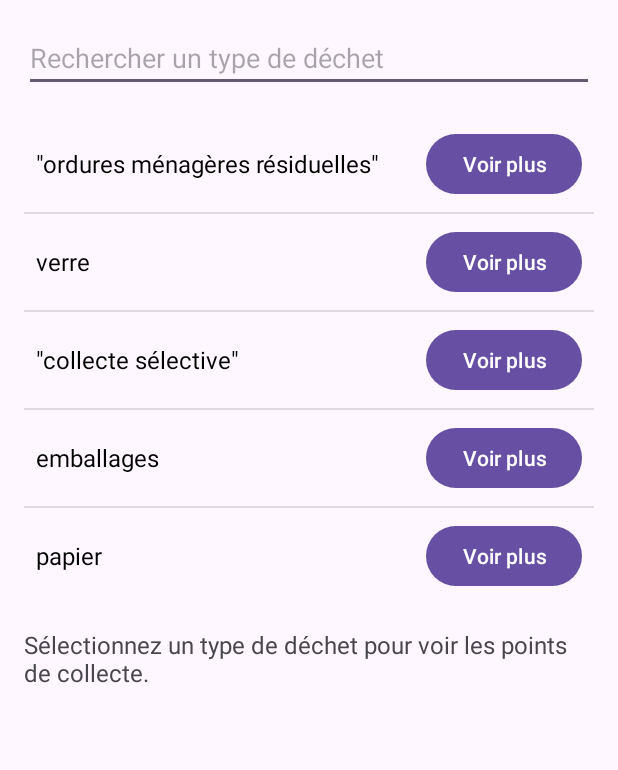
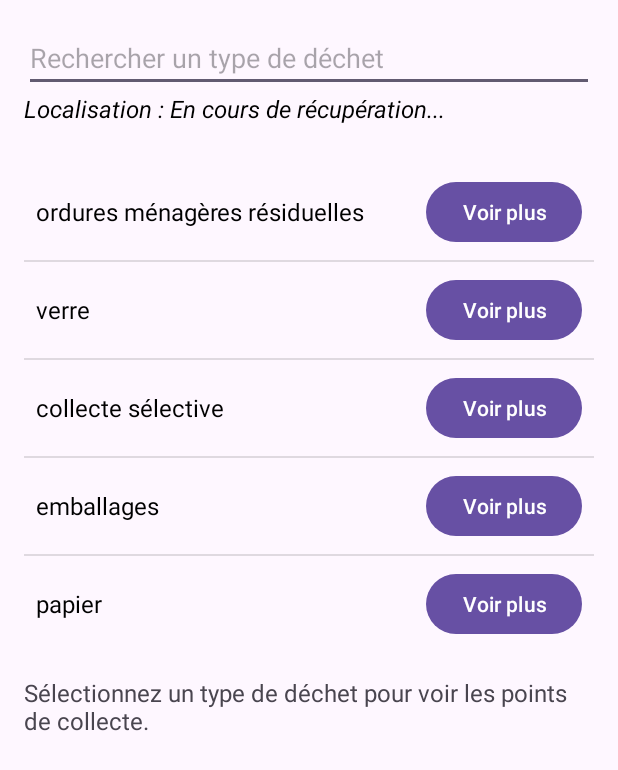
Before and after one commit to Suiidh/TriApp, an Android app: the screen it shows after launch (MainActivity), on a phone screen of 412 x 824 dp. Shown: the top 770 px of the screen. Run offline under Robolectric (Android 15) with nearby library versions, the light colour scheme and no system bars.

Commit message:
[Feat] Ajout de la localisation et suppression des guillemets

```diff
--- a/app/src/main/AndroidManifest.xml
+++ b/app/src/main/AndroidManifest.xml
@@ -1,6 +1,12 @@
 <?xml version="1.0" encoding="utf-8"?>
+
 <manifest xmlns:android="http://schemas.android.com/apk/res/android"
     xmlns:tools="http://schemas.android.com/tools">
+    <uses-permission android:name="android.permission.ACCESS_FINE_LOCATION" />
+    <uses-permission android:name="android.permission.ACCESS_COARSE_LOCATION" />
+    <uses-permission android:name="android.permission.READ_EXTERNAL_STORAGE" />
+
+
 
     <application
         android:allowBackup="true"
--- a/app/src/main/java/com/example/triapp/CollecteUtils.java
+++ b/app/src/main/java/com/example/triapp/CollecteUtils.java
@@ -13,8 +13,8 @@ public class CollecteUtils {
         for (String point : pointsCollecte) {
             String[] parts = point.split(","); // Supposons que "Commune, Adresse" est le format
             if (parts.length == 2) {
-                String commune = parts[1].trim();
-                String adresse = parts[0].trim();
+                String commune = parts[1].trim().replace("\"", "");
+                String adresse = parts[0].trim().replace("\"", "");
 
                 collecteParCommune.computeIfAbsent(commune, k -> new ArrayList<>()).add(adresse);
             }
--- a/app/src/main/java/com/example/triapp/DechetAdapter.java
+++ b/app/src/main/java/com/example/triapp/DechetAdapter.java
@@ -15,6 +15,7 @@ import androidx.recyclerview.widget.LinearLayoutManager;
 import androidx.recyclerview.widget.RecyclerView;
 
 import java.util.ArrayList;
+import java.util.HashMap;
 import java.util.List;
 import java.util.Map;
 
@@ -26,8 +27,8 @@ public class DechetAdapter extends BaseAdapter {
 
     public DechetAdapter(Context context, List<String> typesDechets, Map<String, List<String>> dechetsMap) {
         this.context = context;
-        this.typesDechets = typesDechets;
-        this.dechetsMap = dechetsMap;
+        this.typesDechets = nettoyerListe(typesDechets); // Nettoyer les types de déchets
+        this.dechetsMap = nettoyerDechetsMap(dechetsMap); // Nettoyer les clés de la map
     }
 
     @Override
@@ -62,8 +63,9 @@ public class DechetAdapter extends BaseAdapter {
         typeDechetTextView.setText(typeDechet);
 
         // Ajouter un clic sur le bouton
+        String finalTypeDechet = typeDechet;
         voirPlusButton.setOnClickListener(v -> {
-            List<String> pointsCollecte = dechetsMap.get(typeDechet);
+            List<String> pointsCollecte = dechetsMap.get(finalTypeDechet);
 
             if (pointsCollecte != null && !pointsCollecte.isEmpty()) {
                 // Organiser les données par commune
@@ -75,7 +77,7 @@ public class DechetAdapter extends BaseAdapter {
 
                 // Associer l'image en fonction du type de déchet
                 ImageView dialogImage = dialogView.findViewById(R.id.dialogImage);
-                int imageResId = getPoubelleImageForDechet(typeDechet);
+                int imageResId = getPoubelleImageForDechet(finalTypeDechet);
                 dialogImage.setImageResource(imageResId);
 
                 // Configurer le RecyclerView pour afficher les communes
@@ -116,4 +118,25 @@ public class DechetAdapter extends BaseAdapter {
                 return R.drawable.poubelle_jaune; // Par défaut
         }
     }
+
+    // Nettoyer une liste (par exemple, types de déchets)
+    private List<String> nettoyerListe(List<String> liste) {
+        List<String> listeNettoyee = new ArrayList<>();
+        for (String element : liste) {
+            listeNettoyee.add(element.replace("\"", "").trim());
+        }
+        return listeNettoyee;
+    }
+
+    // Nettoyer les clés de la map de déchets
+    private Map<String, List<String>> nettoyerDechetsMap(Map<String, List<String>> map) {
+        Map<String, List<String>> mapNettoyee = new HashMap<>();
+
+        for (Map.Entry<String, List<String>> entry : map.entrySet()) {
+            String cleNettoyee = entry.getKey().replace("\"", "").trim();
+            mapNettoyee.put(cleNettoyee, entry.getValue());
+        }
+
+        return mapNettoyee;
+    }
 }
--- a/app/src/main/res/layout/activity_main.xml
+++ b/app/src/main/res/layout/activity_main.xml
@@ -11,6 +11,16 @@
         android:layout_height="wrap_content"
         android:hint="Rechercher un type de déchet"
         android:inputType="text" />
+
+    <TextView
+        android:id="@+id/locationTextView"
+        android:layout_width="match_parent"
+        android:layout_height="wrap_content"
+        android:text="Localisation : En cours de récupération..."
+        android:textSize="16sp"
+        android:textStyle="italic"
+        android:textColor="@android:color/black"
+        android:layout_marginBottom="10dp" />
 
     <ListView
         android:id="@+id/listViewDechets"
--- a/app/src/main/res/layout/dialog_communes.xml
+++ b/app/src/main/res/layout/dialog_communes.xml
@@ -9,8 +9,8 @@
     <!-- Image de la poubelle -->
     <ImageView
         android:id="@+id/dialogImage"
-        android:layout_width="wrap_content"
-        android:layout_height="wrap_content"
+        android:layout_width="160dp"
+        android:layout_height="160dp"
         android:layout_gravity="center_horizontal"
         android:contentDescription="Image de la poubelle"
         android:src="@drawable/poubelle_jaune"
```
Also changed, not shown: app/src/main/java/com/example/triapp/MainActivity.java (+88 -0 lines).
